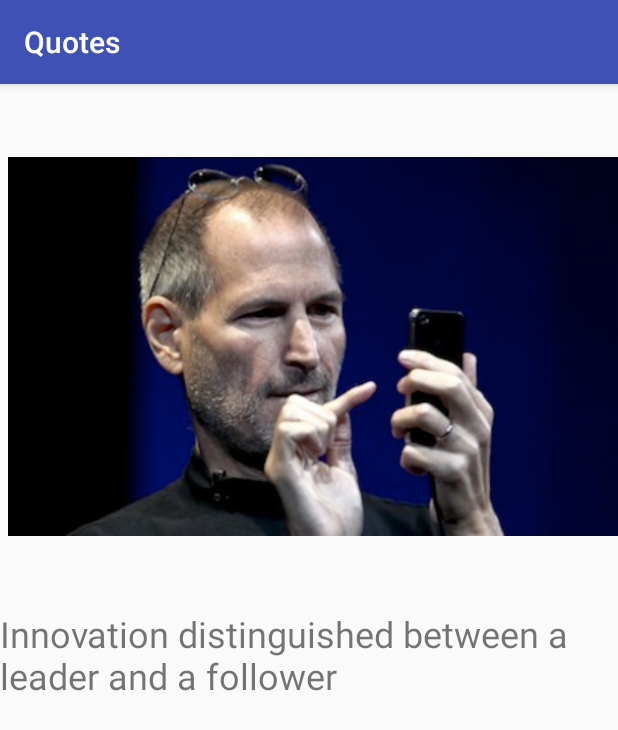
After one commit to kaushiknandhan/Quotes-Android, an Android app: the QuoteDetail screen opened directly, with no data from a screen before it, on a phone screen of 412 x 824 dp. The commit adds this screen. Shown: the top 730 px of the screen. Run offline under Robolectric (Android 15) with nearby library versions, the phone set to English and light mode, and no system bars.

Commit message:
feat(Quotes): add quote details layout and functionality

```diff
--- a/Quotes/app/build.gradle
+++ b/Quotes/app/build.gradle
@@ -26,4 +26,5 @@ dependencies {
     })
     compile 'com.android.support:appcompat-v7:24.2.1'
     testCompile 'junit:junit:4.12'
+    compile 'com.google.android.gms:play-services-appindexing:8.4.0'
 }
--- a/Quotes/app/src/main/AndroidManifest.xml
+++ b/Quotes/app/src/main/AndroidManifest.xml
@@ -15,6 +15,11 @@
                 <category android:name="android.intent.category.LAUNCHER" />
             </intent-filter>
         </activity>
+        <activity
+            android:name=".QuoteDetail"
+            android:screenOrientation="portrait" >
+        </activity>
+
     </application>
 
 </manifest>
--- /dev/null
+++ b/Quotes/app/src/main/java/com/quotes/kaushiknandhan/quotes/QuoteDetail.java
@@ -0,0 +1,38 @@
+package com.quotes.kaushiknandhan.quotes;
+
+import android.content.Intent;
+import android.os.Bundle;
+import android.support.annotation.Nullable;
+import android.support.v7.app.AppCompatActivity;
+import android.widget.ImageView;
+import android.widget.TextView;
+
+/**
+ * Created by kaushik nandhan on 2/24/2017.
+ */
+
+public class QuoteDetail extends AppCompatActivity {
+    private ImageView mImageView;
+    private TextView mQuote;
+    private int mPosition;
+    private DataSource mDataSource;
+
+    @Override
+    protected void onCreate(Bundle savedInstanceState) {
+        super.onCreate(savedInstanceState);
+        setContentView(R.layout.quote_detail);
+        Intent i = getIntent();
+        mPosition = i.getIntExtra("position", 0);
+
+        mDataSource = new DataSource();
+        mImageView = (ImageView) findViewById(R.id.image);
+        mQuote = (TextView) findViewById(R.id.quote);
+
+        mImageView.setImageResource(mDataSource.getmPhotoHdPool().
+                get(mPosition));
+
+        mQuote.setText(getResources().getString(mDataSource.getmQuotePool()
+                .get(mPosition)));
+
+    }
+}
--- a/Quotes/app/src/main/java/com/quotes/kaushiknandhan/quotes/QuoteReaderActivity.java
+++ b/Quotes/app/src/main/java/com/quotes/kaushiknandhan/quotes/QuoteReaderActivity.java
@@ -1,14 +1,17 @@
 package com.quotes.kaushiknandhan.quotes;
 
 import android.content.Context;
+import android.content.Intent;
 import android.net.Uri;
 import android.support.v7.app.AppCompatActivity;
 import android.os.Bundle;
 import android.view.LayoutInflater;
 import android.view.View;
 import android.view.ViewGroup;
+import android.widget.AdapterView;
 import android.widget.BaseAdapter;
 import android.widget.ImageView;
+import android.widget.ListView;
 import android.widget.TextView;
 
 import com.google.android.gms.appindexing.Action;
@@ -24,6 +27,8 @@ public class QuoteReaderActivity extends AppCompatActivity {
         private Context mContext;
         private LayoutInflater mInflator;
         private DataSource mDataSource;
+
+
 
         public QuoteAdapter(Context c) {
             mContext = c;
@@ -68,8 +73,24 @@ public class QuoteReaderActivity extends AppCompatActivity {
 
     @Override
     protected void onCreate(Bundle savedInstanceState) {
+
+
         super.onCreate(savedInstanceState);
         setContentView(R.layout.activity_quote_reader);
+        ListView mListView = (ListView) findViewById(R.id.quotes_list);
+        mListView.setAdapter(new QuoteAdapter(this));
+
+        mListView.setOnItemClickListener(new AdapterView.OnItemClickListener() {
+
+            @Override
+            public void onItemClick(AdapterView arg0, View arg1, int position,
+                                    long arg3) {
+                Intent i = new Intent(QuoteReaderActivity.this, QuoteDetail.class);
+                i.putExtra("position", position);
+                startActivity(i);
+            }
+        });
+
 
     }
 }
--- /dev/null
+++ b/Quotes/app/src/main/res/layout/quote_detail.xml
@@ -0,0 +1,25 @@
+<?xml version="1.0" encoding="utf-8"?>
+<ScrollView xmlns:android="http://schemas.android.com/apk/res/android"
+    android:layout_width="match_parent"
+    android:layout_height="match_parent">
+    <RelativeLayout
+        android:layout_width="wrap_content"
+        android:layout_height="wrap_content">
+        <ImageView
+            android:id="@+id/image"
+            android:layout_alignParentTop="true"
+            android:layout_width="fill_parent"
+            android:layout_height="350dip"
+            android:layout_marginLeft="5dip"
+            android:src="@drawable/steve_1" />
+        <TextView
+            android:id="@+id/quote"
+            android:layout_width="fill_parent"
+            android:layout_height="wrap_content"
+            android:layout_below="@+id/image"
+            android:textSize="24sp"
+            />
+    </RelativeLayout>
+
+
+</ScrollView>
```
